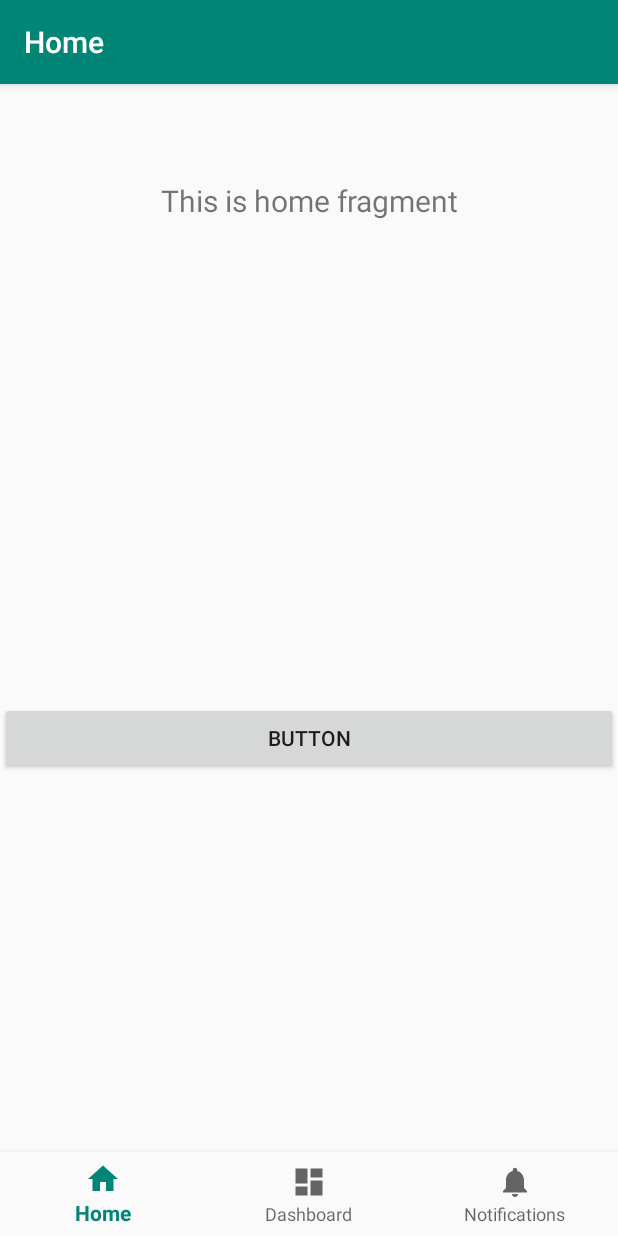
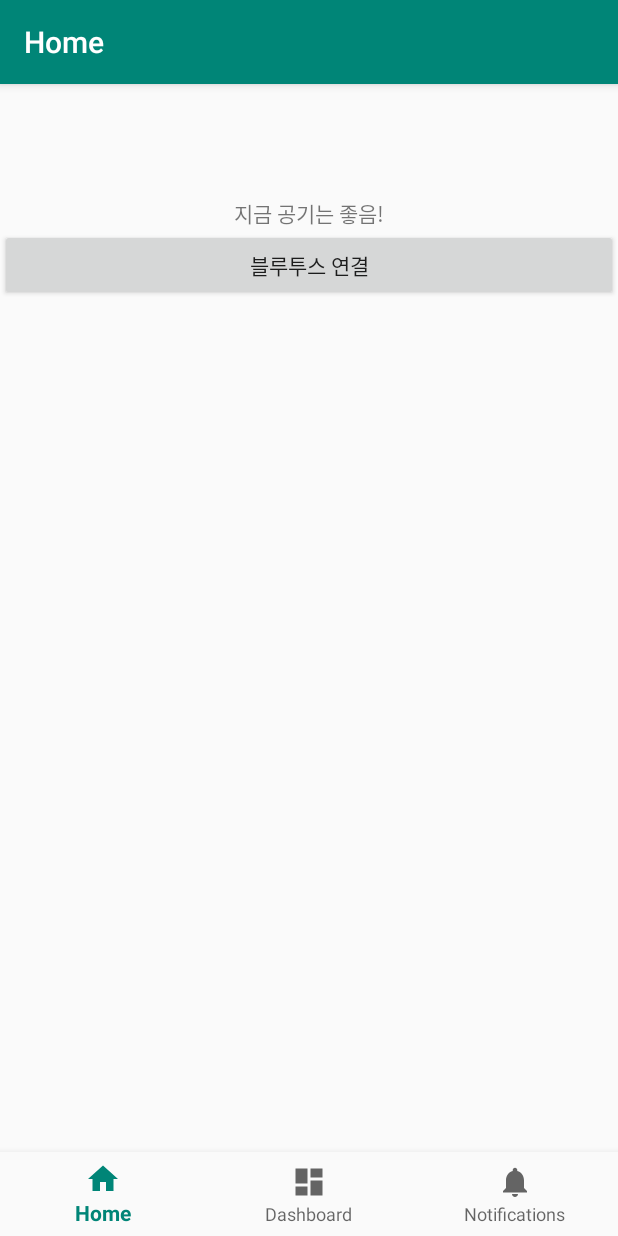
Before and after one commit to gitahn59/JosimAir, an Android app: the screen it shows after launch (MainBtmActivity), on a phone screen of 412 x 824 dp. Run offline under Robolectric (Android 15) with nearby library versions, the phone set to English and light mode, and no system bars; our stand-ins replace navigation-ui; 2 statements that could not run were skipped.

Commit message:
IndoorAir 클래스 추가, Model 폴더 추가 및 클래스 분류
Model 폴더를 추가하여 DAO 클래스를 Model 폴더로 이동
IndoorAir 클래스 구현 및 Model 폴더에 추가
Home Frament ui 재배치
strings.xml 에 string 추가

```diff
--- a/app/src/main/java/com/cbnu/josimair/MainBtmActivity.java
+++ b/app/src/main/java/com/cbnu/josimair/MainBtmActivity.java
@@ -62,11 +62,11 @@ public class MainBtmActivity extends AppCompatActivity {
         NavigationUI.setupActionBarWithNavController(this, navController, appBarConfiguration);
         NavigationUI.setupWithNavController(navView, navController);
 
-        Log.e("JosinAir","test");
+        Log.e("JosimAir","test");
         if(communication == null){
             communication = new Communication(this,mHandler);
             if(communication.enable()){
-                Log.e("JosinAir","bt is available");
+                Log.e("JosimAir","bt is available");
             }
         }
 
--- a/app/src/main/java/com/cbnu/josimair/DAO.java
+++ b/app/src/main/java/com/cbnu/josimair/Model/DAO.java
@@ -1,4 +1,4 @@
-package com.cbnu.josimair;
+package com.cbnu.josimair.Model;
 
 import android.content.Context;
 import android.database.sqlite.SQLiteDatabase;
--- a/app/src/main/java/com/cbnu/josimair/ui/home/HomeFragment.java
+++ b/app/src/main/java/com/cbnu/josimair/ui/home/HomeFragment.java
@@ -1,11 +1,7 @@
 package com.cbnu.josimair.ui.home;
 
-import android.app.Activity;
-import android.bluetooth.BluetoothAdapter;
 import android.content.Intent;
 import android.os.Bundle;
-import android.os.Handler;
-import android.os.Message;
 import android.view.LayoutInflater;
 import android.view.View;
 import android.view.ViewGroup;
@@ -39,7 +35,7 @@ public class HomeFragment extends Fragment {
             }
         });
 
-        Button btn = (Button) root.findViewById(R.id.button2);
+        Button btn = (Button) root.findViewById(R.id.btBtn);
         btn.setOnClickListener(
             new Button.OnClickListener(){
                 public void onClick(View v){
--- a/app/src/main/res/layout/fragment_home.xml
+++ b/app/src/main/res/layout/fragment_home.xml
@@ -12,39 +12,50 @@
         <LinearLayout
             android:layout_width="match_parent"
             android:layout_height="match_parent"
-            android:orientation="vertical">
-
-            <LinearLayout
-                android:layout_width="match_parent"
-                android:layout_height="match_parent"
-                android:layout_weight="0.5"
+            android:layout_weight="0.2"
             android:orientation="vertical">
 
             <TextView
-                    android:id="@+id/text_home"
+                android:id="@+id/airQualityTextView"
                 android:layout_width="match_parent"
                 android:layout_height="wrap_content"
-                    android:layout_marginStart="8dp"
-                    android:layout_marginTop="8dp"
-                    android:layout_marginEnd="8dp"
-                    android:textAlignment="center"
-                    android:textSize="20sp" />
+                android:gravity="center"
+                android:text="@string/empty_string" />
+
+            <TextView
+                android:id="@+id/airInfoTextView"
+                android:layout_width="match_parent"
+                android:layout_height="wrap_content"
+                android:gravity="center"
+                android:text="@string/air_quality_good" />
+
+            <Button
+                android:id="@+id/btBtn"
+                android:layout_width="match_parent"
+                android:layout_height="wrap_content"
+                android:text="@string/bluetooth_connect_btn" />
+
         </LinearLayout>
 
         <LinearLayout
             android:layout_width="match_parent"
             android:layout_height="match_parent"
-                android:layout_weight="0.5"
+            android:layout_weight="0.4"
             android:orientation="vertical">
 
-                <Button
-                    android:id="@+id/button2"
+            <TextView
+                android:id="@+id/statisticsTextView"
                 android:layout_width="match_parent"
                 android:layout_height="wrap_content"
-                    android:text="Button" />
+                android:text="@string/empty_string" />
+
         </LinearLayout>
 
-        </LinearLayout>
+        <LinearLayout
+            android:layout_width="match_parent"
+            android:layout_height="match_parent"
+            android:layout_weight="0.4"
+            android:orientation="vertical"></LinearLayout>
 
     </LinearLayout>
 
--- a/app/src/main/res/values/strings.xml
+++ b/app/src/main/res/values/strings.xml
@@ -29,5 +29,16 @@
     <string name="title_dashboard">Dashboard</string>
     <string name="title_notifications">Notifications</string>
 
+    <!-- Home Fragment -->
+    <string name="bluetooth_connect_btn">블루투스 연결</string>
+
+
+    <!-- air quality -->
+    <string name="air_quality_good">지금 공기는 좋음!</string>
+    <string name="air_quality_normal">지금 공기는 보통!</string>
+    <string name="air_quality_bad">지금 공기는 나쁨!</string>
+
+    <string name="empty_string">" "</string>
+
 
 </resources>
```
Also changed, not shown: app/src/main/java/com/cbnu/josimair/Model/IndoorAir.java (added, +25 -0 lines). Lines whose indentation alone changed are shown as unchanged.
